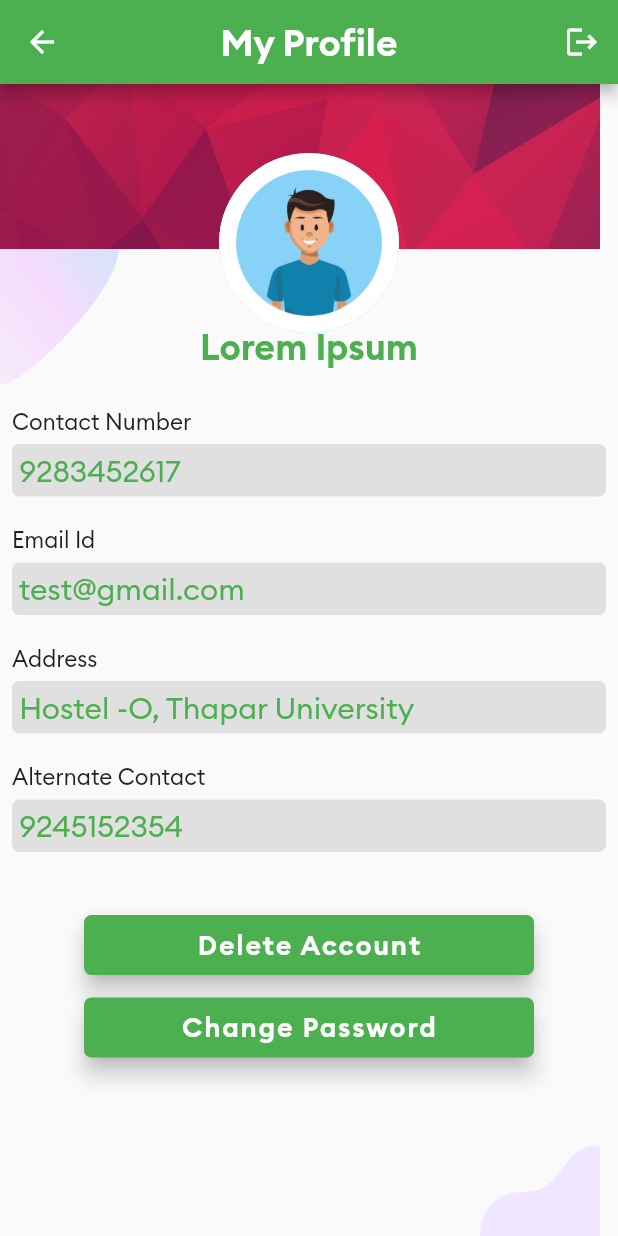
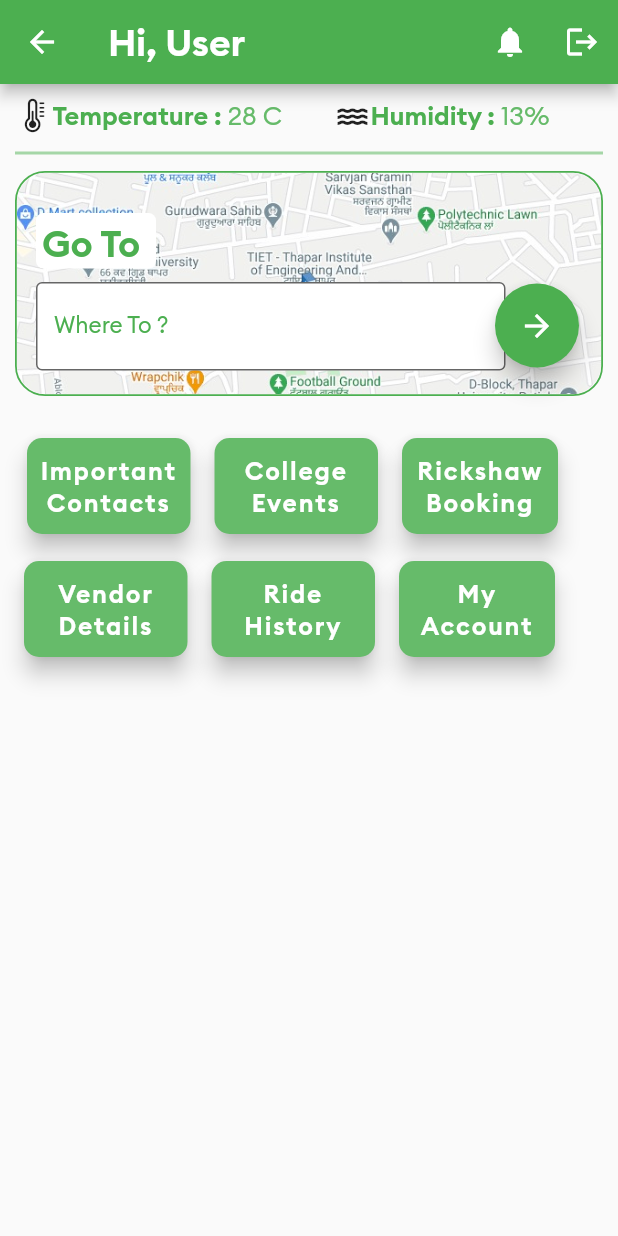
Before and after one commit to deepankarvarma/College--Saathi, a Flutter app: the screen it shows after launch, after a tap on "Login", on a phone screen of 412 x 824 dp. Run offline on Flutter 3.47's test engine with Material 2 defaults, Android fonts, the phone set to English and light mode, and no system bars.

Commit message:
till main page

```diff
--- a/lib/screens/login.dart
+++ b/lib/screens/login.dart
@@ -1,6 +1,6 @@
 // ignore_for_file: prefer_const_constructors
 
-import 'package:college_saathi/screens/imp_contact.dart';
+import 'package:college_saathi/screens/main_page.dart';
 import 'package:college_saathi/screens/my_profile.dart';
 
 import 'package:flutter/material.dart';
@@ -97,7 +97,7 @@ class LoginPage extends StatelessWidget {
 
                    child: FloatingActionButton(
 
-                   onPressed: () {Navigator.push(context,MaterialPageRoute(builder: (context) => My_Profile()));},
+                   onPressed: () {Navigator.push(context,MaterialPageRoute(builder: (context) => MainPage()));},
                       shape: RoundedRectangleBorder(
                       borderRadius:  BorderRadius.circular(5.0),
                     ),
@@ -118,7 +118,7 @@ class LoginPage extends StatelessWidget {
 
                    child: FloatingActionButton(
 
-                   onPressed: () {Navigator.push(context,MaterialPageRoute(builder: (context) => Imp_Contact()));},
+                   onPressed: () {Navigator.push(context,MaterialPageRoute(builder: (context) => My_Profile()));},
                       shape: RoundedRectangleBorder(
                       borderRadius:  BorderRadius.circular(5.0),
                     ),
--- /dev/null
+++ b/lib/screens/main_page.dart
@@ -0,0 +1,372 @@
+import 'package:college_saathi/screens/imp_contact.dart';
+import 'package:college_saathi/screens/login.dart';
+import 'package:flutter/material.dart';
+import 'package:flutter/cupertino.dart';
+
+
+class MainPage extends StatelessWidget {
+  const MainPage({Key? key}) : super(key: key);
+
+  @override
+  Widget build(BuildContext context) {
+    return Scaffold(
+      appBar: AppBar(
+        backgroundColor: Colors.green,
+        title: Container(
+          alignment: Alignment.centerLeft,
+          child: const Text(
+            'Hi, User',
+            style: TextStyle(fontFamily: 'Brand-Bold', fontSize: 25.0),
+          ),
+        ),
+        actions: [
+          IconButton(onPressed: () {}, icon: const Icon(Icons.notifications)),
+          IconButton(
+            onPressed: () {
+              Navigator.push(context,
+                  MaterialPageRoute(builder: (context) => const LoginPage()));
+            },
+            icon: const Icon(Icons.logout),
+          ),
+        ],
+      ),
+      body: Column(
+        children: <Widget>[
+          Padding(
+            padding: const EdgeInsets.fromLTRB(9, 9, 9, 3),
+            child: Padding(
+              padding: const EdgeInsets.fromLTRB(2, 0, 2, 0),
+              child: Row(
+                children: <Widget>[
+                  const Icon(CupertinoIcons.thermometer),
+                  const Text(
+                    'Temperature :',
+                    style: TextStyle(
+                        fontFamily: 'Brand-Bold',
+                        fontSize: 17.0,
+                        color: Colors.green),
+                  ),
+                  Text(
+                    ' 28 C',
+                    style: TextStyle(
+                        fontFamily: 'Brand-Regular',
+                        fontSize: 17.0,
+                        color: Colors.green[400]),
+                  ),
+                  const SizedBox(
+                    width: 35.0,
+                  ),
+                  const Icon(Icons.water_outlined),
+                  const Text(
+                    'Humidity :',
+                    style: TextStyle(
+                        fontFamily: 'Brand-Bold',
+                        fontSize: 17.0,
+                        color: Colors.green),
+                  ),
+                  Text(
+                    ' 13%',
+                    style: TextStyle(
+                        fontFamily: 'Brand-Regular',
+                        fontSize: 17.0,
+                        color: Colors.green[400]),
+                  ),
+                ],
+              ),
+            ),
+          ),
+          Divider(
+            color: Colors.green[200],
+            height: 20,
+            thickness: 2,
+            indent: 10,
+            endIndent: 10,
+          ),
+          Stack(
+            children: <Widget>[
+              Container(
+                margin: const EdgeInsets.fromLTRB(10, 2, 10, 10),
+                height: 150.0,
+                decoration: BoxDecoration(
+                  border: Border.all(width: 1.2, color: Colors.green),
+                  borderRadius: BorderRadius.circular(20),
+                ),
+                child: ClipRRect(
+                  borderRadius: BorderRadius.circular(20),
+                  child: Image.asset(
+                    'assets/map.jpg',
+                    height: 150.0,
+                    width: double.infinity,
+                    fit: BoxFit.cover,
+                  ),
+                ),
+              ),
+              Padding(
+                padding: const EdgeInsets.fromLTRB(24, 30, 8, 8),
+                child: Container(
+                  width: 80.0,
+                  height: 37.0,
+                  decoration: BoxDecoration(
+                    borderRadius: BorderRadius.circular(5),
+                    color: Colors.white,
+                  ),
+                  padding: const EdgeInsets.all(4),
+                  alignment: Alignment.centerLeft,
+                  child: const Text(
+                    'Go To',
+                    style: TextStyle(
+                        color: Colors.green,
+                        fontWeight: FontWeight.bold,
+                        fontSize: 25.0,
+                        fontFamily: 'Brand-Bold',
+                        backgroundColor: Colors.white),
+                  ),
+                ),
+              ),
+              Container(
+                padding: const EdgeInsets.fromLTRB(24, 76, 75, 0),
+                child: const TextField(
+                  keyboardType: TextInputType.visiblePassword,
+                  decoration: InputDecoration(
+                      border: OutlineInputBorder(),
+                      filled: true,
+                      fillColor: Colors.white,
+                      labelText: 'Where To ?',
+                      labelStyle: TextStyle(
+                        fontFamily: 'Brand-Regular',
+                        fontSize: 15.0,
+                        color: Colors.green,
+                      ),
+                      hintText: 'Location',
+                      hintStyle: TextStyle(
+                        color: Colors.green,
+                        fontFamily: 'Brand-Regular',
+                        fontSize: 15.0,
+                      )),
+                ),
+              ),
+              Padding(
+                padding: const EdgeInsets.fromLTRB(330, 77, 20, 0),
+                child: FloatingActionButton(
+
+                  onPressed: () {  },
+                  backgroundColor: Colors.green,
+                  child:  const Icon(Icons.arrow_forward),
+                  ),
+              ),
+
+
+            ],
+          ),
+
+
+      // ListView(
+      //   children: [
+      //     CarouselSlider(
+      //         items: [
+
+      //           //1st Image of Slider
+      //           Container(
+      //             margin: const EdgeInsets.all(6.0),
+      //             decoration: BoxDecoration(
+      //               borderRadius: BorderRadius.circular(8.0),
+      //               image: const DecorationImage(
+      //                 image: AssetImage('man.jpg'),
+      //                 fit: BoxFit.cover,
+      //               ),
+      //             ),
+      //           ),
+
+      //           //2nd Image of Slider
+      //           Container(
+      //             margin: const EdgeInsets.all(6.0),
+      //             decoration: BoxDecoration(
+      //               borderRadius: BorderRadius.circular(8.0),
+      //               image: const DecorationImage(
+      //                 image: AssetImage('man.jpg'),
+      //                 fit: BoxFit.cover,
+      //               ),
+      //             ),
+      //           ),
+
+      //           //3rd Image of Slider
+      //           Container(
+      //             margin: const EdgeInsets.all(6.0),
+      //             decoration: BoxDecoration(
+      //               borderRadius: BorderRadius.circular(8.0),
+      //               image: const DecorationImage(
+      //                 image: AssetImage('man.jpg'),
+      //                 fit: BoxFit.cover,
+      //               ),
+      //             ),
+      //           ),
+
+      //           //4th Image of Slider
+      //           Container(
+      //             margin: const EdgeInsets.all(6.0),
+      //             decoration: BoxDecoration(
+      //               borderRadius: BorderRadius.circular(8.0),
+      //               image: const DecorationImage(
+      //                 image: AssetImage('man.jpg'),
+      //                 fit: BoxFit.cover,
+      //               ),
+      //             ),
+      //           ),
+
+      //           //5th Image of Slider
+      //           Container(
+      //             margin: const EdgeInsets.all(6.0),
+      //             decoration: BoxDecoration(
+      //               borderRadius: BorderRadius.circular(8.0),
+      //               image: const DecorationImage(
+      //                 image: AssetImage('man.jpg'),
+      //                 fit: BoxFit.cover,
+      //               ),
+      //             ),
+      //           ),
+
+      //     ],
+
+      //       //Slider Container properties
+      //         options: CarouselOptions(
+      //           height: 180.0,
+      //           enlargeCenterPage: true,
+      //           autoPlay: true,
+      //           aspectRatio: 16 / 9,
+      //           autoPlayCurve: Curves.fastOutSlowIn,
+      //           enableInfiniteScroll: true,
+      //           autoPlayAnimationDuration: const Duration(milliseconds: 800),
+      //           viewportFraction: 0.8,
+      //         ),
+      //     ),
+      //   ],
+      // ),
+
+
+
+
+          //For various buttons
+          Padding(
+            padding: const EdgeInsets.fromLTRB(10, 10, 10, 2),
+            child: Row(
+           children: <Widget>[
+            Container(
+            padding: const EdgeInsets.all(8),
+            height: 80.0,
+            width: 125.0,
+            child: FloatingActionButton(
+              onPressed: () {Navigator.push(context,MaterialPageRoute(builder: (context) => const Imp_Contact()));},
+              shape: RoundedRectangleBorder(borderRadius: BorderRadius.circular(10),
+
+              ),
+              backgroundColor: Colors.green[400],
+              child: const Text(
+                'Important Contacts',
+                textAlign: TextAlign.center,
+                style: TextStyle(fontFamily: 'Brand-Bold', fontSize: 16.5,),
+              ),
+            ),
+          ),
+          Container(
+            padding: const EdgeInsets.all(8),
+            height: 80.0,
+            width: 125.0,
+            child: FloatingActionButton(
+              onPressed: () {},
+              shape: RoundedRectangleBorder(borderRadius: BorderRadius.circular(10),
+
+              ),
+              backgroundColor: Colors.green[400],
+              child: const Text(
+
+                'College Events',
+                textAlign: TextAlign.center,
+                style: TextStyle(fontFamily: 'Brand-Bold', fontSize: 16.5,),
+              ),
+            ),
+          ),
+          Container(
+            padding: const EdgeInsets.all(8),
+            height: 80.0,
+            width: 120.0,
+            child: FloatingActionButton(
+              onPressed: () {},
+              shape: RoundedRectangleBorder(borderRadius: BorderRadius.circular(10),
+
+              ),
+              backgroundColor: Colors.green[400],
+              child: const Text(
+                'Rickshaw Booking',
+                textAlign: TextAlign.center,
+                style: TextStyle(fontFamily: 'Brand-Bold', fontSize: 16.5,),
+              ),
+            ),
+          ),
+      ],
+      ),
+          ),
+          Padding(
+            padding: const EdgeInsets.fromLTRB(8, 0, 8, 8),
+            child: Row(
+        children: <Widget>[
+          Container(
+            padding: const EdgeInsets.all(8),
+            height: 80.0,
+            width: 125.0,
+            child: FloatingActionButton(
+              onPressed: () {Navigator.push(context,MaterialPageRoute(builder: (context) => const Imp_Contact()));},
+              shape: RoundedRectangleBorder(borderRadius: BorderRadius.circular(10),
+
+              ),
+              backgroundColor: Colors.green[400],
+              child: const Text(
+                'Vendor Details',
+                textAlign: TextAlign.center,
+                style: TextStyle(fontFamily: 'Brand-Bold', fontSize: 16.5,),
+              ),
+            ),
+          ),
+          Container(
+            padding: const EdgeInsets.all(8),
+            height: 80.0,
+            width: 125.0,
+            child: FloatingActionButton(
+              onPressed: () {},
+              shape: RoundedRectangleBorder(borderRadius: BorderRadius.circular(10),
+
+              ),
+              backgroundColor: Colors.green[400],
+              child: const Text(
+
+                'Ride History',
+                textAlign: TextAlign.center,
+                style: TextStyle(fontFamily: 'Brand-Bold', fontSize: 16.5,),
+              ),
+            ),
+          ),
+          Container(
+            padding: const EdgeInsets.all(8),
+            height: 80.0,
+            width: 120.0,
+            child: FloatingActionButton(
+              onPressed: () {},
+              shape: RoundedRectangleBorder(borderRadius: BorderRadius.circular(10),
+
+              ),
+              backgroundColor: Colors.green[400],
+              child: const Text(
+                'My Account',
+                textAlign: TextAlign.center,
+                style: TextStyle(fontFamily: 'Brand-Bold', fontSize: 16.5,),
+              ),
+            ),
+          ),
+      ],
+      ),
+          ),
+
+        ],
+      ),
+    );
+  }
+}
--- a/lib/screens/my_profile.dart
+++ b/lib/screens/my_profile.dart
@@ -1,5 +1,5 @@
 import 'package:college_saathi/screens/imp_contact.dart';
-import 'package:college_saathi/screens/login.dart';
+import 'package:college_saathi/screens/main_page.dart';
 import 'package:flutter/material.dart';
 
 // ignore: camel_case_types
@@ -21,7 +21,7 @@ class My_Profile extends StatelessWidget {
             icon: const Icon(Icons.logout),
             onPressed: () {
               Navigator.push(context,
-                  MaterialPageRoute(builder: (context) => const LoginPage()));
+                  MaterialPageRoute(builder: (context) => const MainPage()));
             },
           ),
           // add more IconButton
@@ -46,18 +46,26 @@ class My_Profile extends StatelessWidget {
           buildProfileImage(),
           Column(
 
-            children: const <Widget>[
+            children: <Widget>[
 
-               SizedBox(
+               const SizedBox(
                 height: 160.0,
               ),
-               Center(
+               const Center(
                  child: Text(
                    'Lorem Ipsum',
                   style: TextStyle(fontSize: 24, fontFamily: 'Brand-Bold',color: Colors.green),
           ),
+
                ),
-              SizedBox(height: 10.0,),
+               Divider(
+              color: Colors.green[200],
+              height: 20,
+               thickness: 2,
+               indent: 10,
+                endIndent: 10,
+        ),
+               const SizedBox(height: 10.0,),
 
 
             ],
--- a/pubspec.yaml
+++ b/pubspec.yaml
@@ -73,6 +73,8 @@ flutter:
     - assets/signup_top.png
     - assets/man.jpg
     - assets/texture.jpg
+    - assets/map.jpg
+
   #   - images/a_dot_ham.jpeg
 
   # An image asset can refer to one or more resolution-specific "variants", see
```
Also changed, not shown: assets/map.jpg (added), lib/screens/imp_contact.dart (line endings or trailing spaces).
